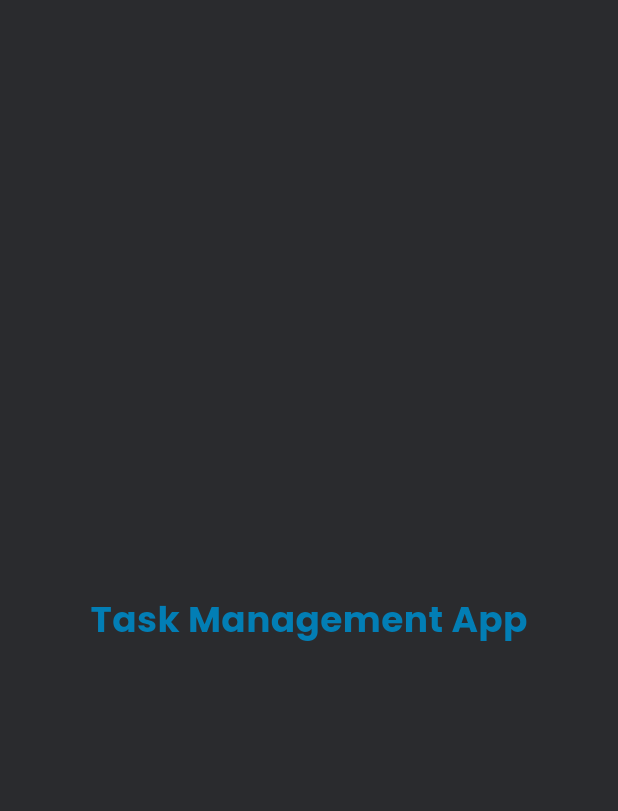
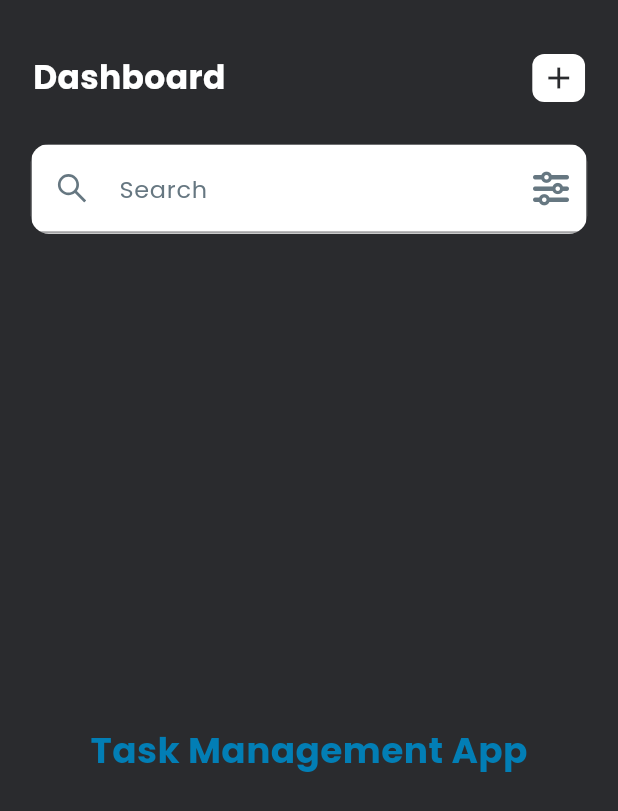
Before and after one commit to Yousef-Medhat56/flutter_task_management, a Flutter app: the screen it shows after launch, on a phone screen of 412 x 824 dp. Shown: the top 811 px of the screen. Run offline on Flutter 3.47's test engine with Material 3 defaults, Android fonts, the phone set to English and light mode, and no system bars; our stand-ins replace country_picker, flutter_screenutil, flutter_vector_icons, google_fonts, hooks_riverpod, pinput and 1 more.

Commit message:
feat(home page): add extended app bar widget

```diff
--- a/lib/features/todo/pages/home_page.dart
+++ b/lib/features/todo/pages/home_page.dart
@@ -1,14 +1,25 @@
 import 'package:flutter/material.dart';
+import 'package:hooks_riverpod/hooks_riverpod.dart';
 import 'package:task_management/common/utils/constants.dart';
 import 'package:task_management/common/widgets/appstyle.dart';
 import 'package:task_management/common/widgets/text.dart';
+import 'package:task_management/features/todo/widgets/extended_appbar.dart';
 
-class HomePage extends StatelessWidget {
+class HomePage extends ConsumerStatefulWidget {
   const HomePage({super.key});
 
   @override
+  ConsumerState<ConsumerStatefulWidget> createState() => _HomePageState();
+}
+
+class _HomePageState extends ConsumerState<HomePage> {
+  @override
   Widget build(BuildContext context) {
     return Scaffold(
+      appBar: AppBar(
+          backgroundColor: Colors.transparent,
+          automaticallyImplyLeading: false,
+          bottom: ExtendedAppBar()),
       body: Center(
         child: MyText(
             text: "Task Management App",
--- /dev/null
+++ b/lib/features/todo/widgets/extended_appbar.dart
@@ -0,0 +1,74 @@
+import 'package:flutter/material.dart';
+import 'package:flutter_screenutil/flutter_screenutil.dart';
+import 'package:flutter_vector_icons/flutter_vector_icons.dart';
+import 'package:task_management/common/utils/constants.dart';
+import 'package:task_management/common/widgets/appstyle.dart';
+import 'package:task_management/common/widgets/input/text_field.dart';
+import 'package:task_management/common/widgets/spacers/height_spacer.dart';
+import 'package:task_management/common/widgets/text.dart';
+
+class ExtendedAppBar extends StatelessWidget implements PreferredSizeWidget {
+  ExtendedAppBar({super.key});
+
+  final double appBarHeight = 120.h;
+  final TextEditingController searchController = TextEditingController();
+
+  @override
+  PreferredSize build(BuildContext context) {
+    return PreferredSize(
+      preferredSize: Size.fromHeight(appBarHeight),
+      child: Column(
+        children: [
+          Padding(
+            padding: EdgeInsets.symmetric(horizontal: 20.w),
+            child: Row(
+              mainAxisAlignment: MainAxisAlignment.spaceBetween,
+              crossAxisAlignment: CrossAxisAlignment.start,
+              children: [
+                MyText(
+                  text: "Dashboard",
+                  style: textStyle(22, AppConsts.kLight, FontWeight.bold),
+                ),
+                Container(
+                  width: 32.w,
+                  height: 32.h,
+                  decoration: const BoxDecoration(
+                    color: AppConsts.kLight,
+                    borderRadius: BorderRadius.all(Radius.circular(8)),
+                  ),
+                  child: GestureDetector(
+                    //TODO: add onTap handler
+                    onTap: () {},
+                    child: const Icon(
+                      Icons.add,
+                      color: AppConsts.kBkDark,
+                    ),
+                  ),
+                )
+              ],
+            ),
+          ),
+          const HeightSpacer(height: 28),
+          CustomTextField(
+            hintText: "Search",
+            hintStyle: textStyle(16, AppConsts.kGreyLight, FontWeight.w400),
+            controller: searchController,
+            prefixIcon: Container(
+              padding: EdgeInsets.symmetric(horizontal: 14.w),
+              child: const Icon(
+                AntDesign.search1,
+                color: AppConsts.kGreyLight,
+              ),
+            ),
+            suffixIcon:
+                const Icon(FontAwesome.sliders, color: AppConsts.kGreyLight),
+          ),
+          const HeightSpacer(height: 20)
+        ],
+      ),
+    );
+  }
+
+  @override
+  Size get preferredSize => Size.fromHeight(appBarHeight);
+}
```
